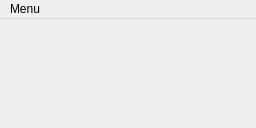
rooperl/MonitorScreen, file monitorwindow.ui: the form before one commit.
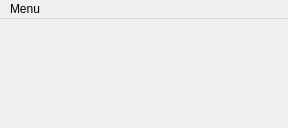
The form after the commit.

Diff of the .ui file:
```diff
--- a/monitorwindow.ui
+++ b/monitorwindow.ui
@@ -6,13 +6,13 @@
    <rect>
     <x>0</x>
     <y>0</y>
-    <width>256</width>
+    <width>288</width>
     <height>128</height>
    </rect>
   </property>
   <property name="minimumSize">
    <size>
-    <width>256</width>
+    <width>288</width>
     <height>128</height>
    </size>
   </property>
@@ -25,7 +25,7 @@
     <rect>
      <x>0</x>
      <y>0</y>
-     <width>256</width>
+     <width>288</width>
      <height>21</height>
     </rect>
    </property>
```
